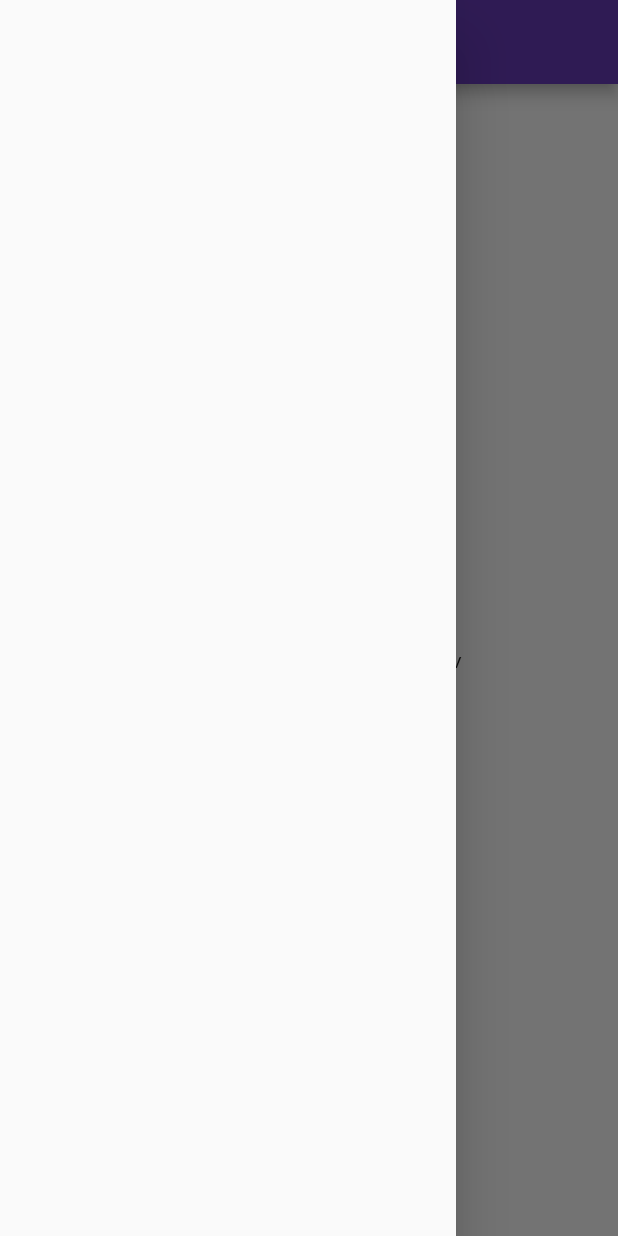
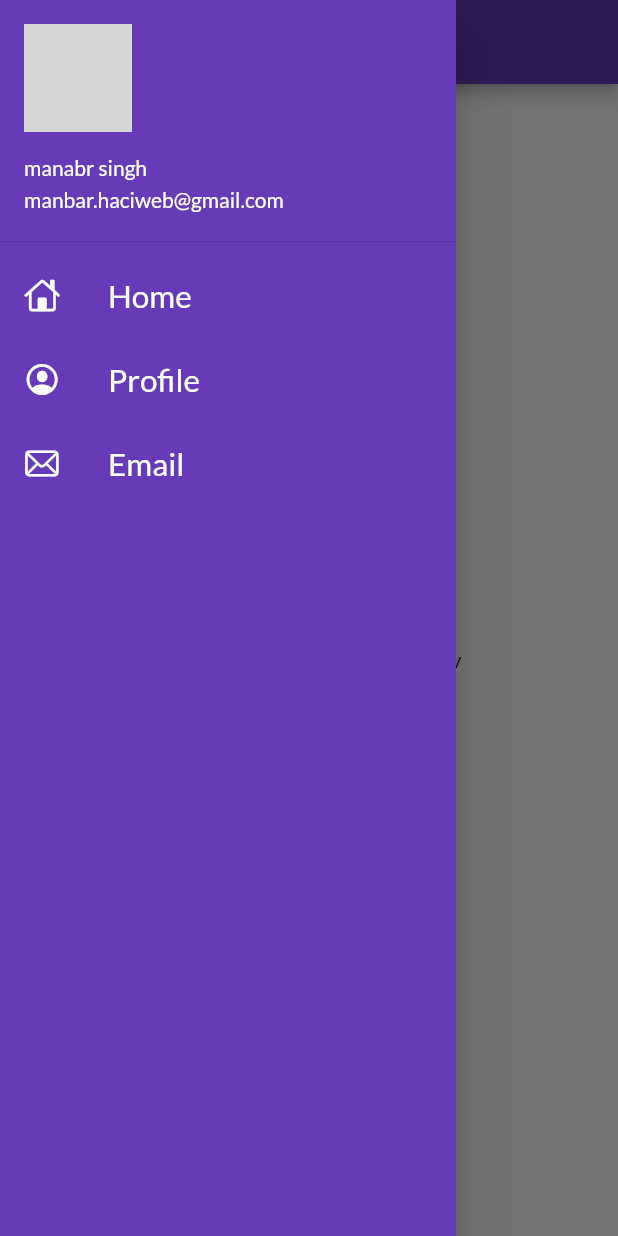
Before and after one commit to Manbarbisht/flutter_app_learn_first-steps, a Flutter app: the HomePage screen opened by its route, with the side drawer open, on a phone screen of 412 x 824 dp. Run offline on Flutter 3.47's test engine with Material 2 defaults, Android fonts, the phone set to English and light mode, and no system bars; our stand-ins replace google_fonts; network calls fail; grey boxes are pictures that could not be loaded.

Commit message:
This tutorial will open the application by entering user name and password and create a drawer page with admin dashboard

```diff
--- a/lib/main.dart
+++ b/lib/main.dart
@@ -3,6 +3,7 @@ import 'package:flutter_catalog/pages/home_page.dart';
 import 'package:flutter_catalog/pages/loginpage.dart';
 import 'package:flutter_catalog/utils/routes.dart';
 import 'package:google_fonts/google_fonts.dart';
+
 
 
 void main(){
@@ -20,6 +21,8 @@ class MyApp  extends StatelessWidget {
         primarySwatch: Colors.deepPurple,
         fontFamily: GoogleFonts.lato().fontFamily,
       ),
+      debugShowCheckedModeBanner: false,
+      initialRoute: "/",
 
       routes: {
         "/": (context) => const LoginPage(),
--- a/lib/pages/home_page.dart
+++ b/lib/pages/home_page.dart
@@ -1,4 +1,7 @@
 import 'package:flutter/material.dart';
+import 'package:flutter_catalog/widgets/drawer.dart';
+
+
 
 class HomePage extends StatelessWidget {
   const HomePage({Key? key}) : super(key: key);
@@ -18,7 +21,7 @@ class HomePage extends StatelessWidget {
           child: Text("Welcome To $days Days of $name"),
         ),
       ),
-      drawer: const Drawer(),
+      drawer: const MyDrawer(),
     );
   }
 }
--- /dev/null
+++ b/lib/widgets/drawer.dart
@@ -0,0 +1,63 @@
+import 'package:flutter/cupertino.dart';
+import 'package:flutter/material.dart';
+
+
+class MyDrawer extends StatelessWidget {
+  const MyDrawer({super.key});
+
+
+  @override
+  Widget build(BuildContext context) {
+    const imageUrl = "https://avatars.githubusercontent.com/u/123075482?s=400&u=8bdbc7aba65c24065e77ad7799fc84c48d1b2b50&v=4";
+    return Drawer(
+      child: Container(
+        color: Colors.deepPurple,
+        child: ListView(
+          padding: EdgeInsets.zero,
+          children:  const [
+            DrawerHeader(
+              padding: EdgeInsets.zero,
+                child: UserAccountsDrawerHeader(
+                  margin: EdgeInsets.zero,
+                  accountName: Text ("manabr singh"),
+                  accountEmail: Text("manbar.haciweb@gmail.com"),
+                  currentAccountPicture: CircleAvatar(
+                backgroundImage: NetworkImage(imageUrl),
+    ),
+
+    ),
+              ),
+            ListTile(
+              leading: Icon(CupertinoIcons.home,
+                color: Colors.white,),
+              title: Text("Home",
+                textScaleFactor: 1.5,
+                style: TextStyle(
+                  color: Colors.white),),
+
+            ),
+            ListTile(
+              leading: Icon(CupertinoIcons.profile_circled,
+                color: Colors.white,),
+              title: Text("Profile",
+                textScaleFactor: 1.5,
+                style: TextStyle(
+                    color: Colors.white),),
+
+            ),
+            ListTile(
+              leading: Icon(CupertinoIcons.mail,
+                color: Colors.white,),
+              title: Text("Email",
+                textScaleFactor: 1.5,
+                style: TextStyle(
+                    color: Colors.white),),
+
+            ),
+
+          ],
+        ),
+      ),
+    );
+  }
+}
```
Also changed, not shown: lib/pages/loginpage.dart (+42 -20 lines), assets/images/login_page.png, 1 other file.
